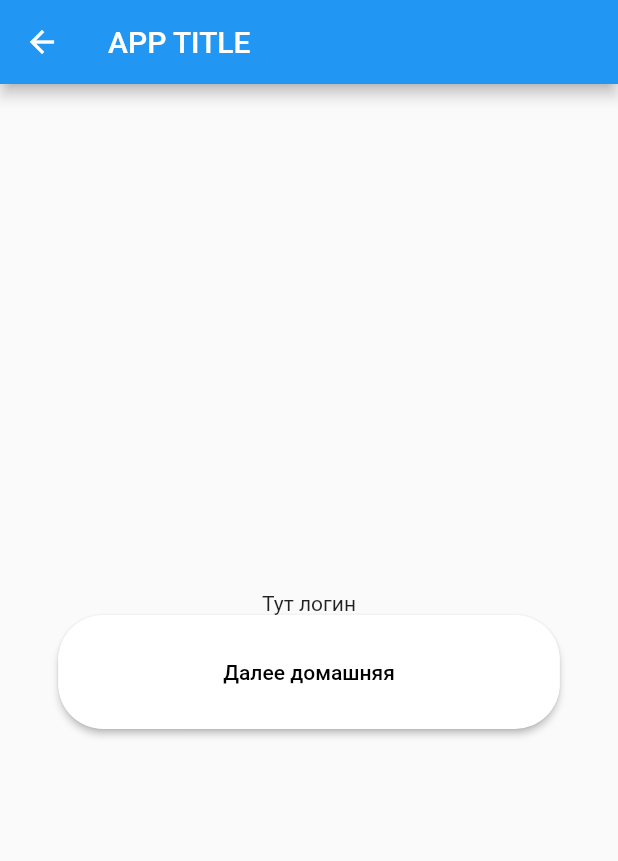
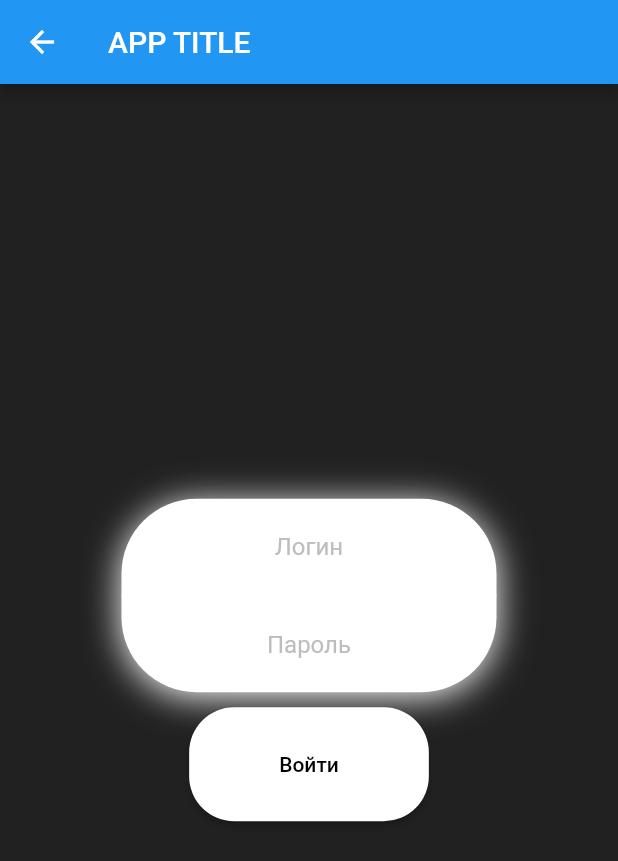
Before and after one commit to armacoty/travel_in, a Flutter app: the LoginPage screen opened directly, on a phone screen of 412 x 824 dp. Shown: the top 861 px of the screen. Run offline on Flutter 3.47's test engine with Material 2 defaults, Android fonts, the light colour scheme and no system bars.

Commit message:
Страница регистрации и поля ввода логина

```diff
--- a/lib/screen/login.dart
+++ b/lib/screen/login.dart
@@ -16,6 +16,7 @@ class _LoginPageState extends State<LoginPage> {
       ),
       body: Center(
         child: Container(
+          color: Colors.black87,
           width: MediaQuery.of(context).size.width,
           height: MediaQuery.of(context).size.height,
           child: Center(
@@ -23,10 +24,57 @@ class _LoginPageState extends State<LoginPage> {
               child: Container(
                 alignment: Alignment.center,
                 child: Column(children: [
-                  Text('Тут логин'),
+                  // Контейнер текстого поля логина и пароля
+                  Container(
+                    width: 250,
+                    decoration: BoxDecoration(
+                        color: Colors.white,
+                        borderRadius: BorderRadius.circular(50),
+                        boxShadow: [
+                          // Тень отбрасываемая полем
+                          BoxShadow(
+                              color: Colors.white,
+                              blurRadius: 20.0,
+                              offset: Offset(0, 3))
+                        ]),
+                    child: Column(
+                      children: <Widget>[
+                        /// Ввод логина
+                        Container(
+                          padding: EdgeInsets.all(8.0),
+                          decoration: BoxDecoration(
+                              border: Border(
+                                  bottom: BorderSide(color: Colors.white))),
+                          child: TextField(
+                            textAlign: TextAlign.center,
+                            decoration: InputDecoration(
+                                border: InputBorder.none,
+                                hintText: "Логин",
+                                hintStyle: TextStyle(color: Colors.grey[400])),
+                          ),
+                        ),
+
+                        /// Ввод пароля
+                        Container(
+                          padding: EdgeInsets.all(8.0),
+                          child: TextField(
+                            obscureText: true,
+                            textAlign: TextAlign.center,
+                            decoration: InputDecoration(
+                                border: InputBorder.none,
+                                hintText: "Пароль",
+                                hintStyle: TextStyle(color: Colors.grey[400])),
+                          ),
+                        )
+                      ],
+                    ),
+                  ),
+
+                  SizedBox(height: 10),
+
+                  /// Кнопка войти
                   RaisedButton(
-                    padding:
-                        EdgeInsets.symmetric(vertical: 30, horizontal: 110),
+                    padding: EdgeInsets.symmetric(vertical: 30, horizontal: 60),
                     color: Colors.white,
                     textColor: Colors.black,
                     shape: RoundedRectangleBorder(
@@ -37,7 +85,7 @@ class _LoginPageState extends State<LoginPage> {
                         MaterialPageRoute(builder: (context) => MyHomePage()),
                       );
                     },
-                    child: Text("Далее домашняя"),
+                    child: Text("Войти"),
                   ),
                 ]),
               ),
```
Also changed, not shown: lib/screen/registration.dart (added, +50 -0 lines), lib/screen/welcome.dart (+23 -3 lines).
